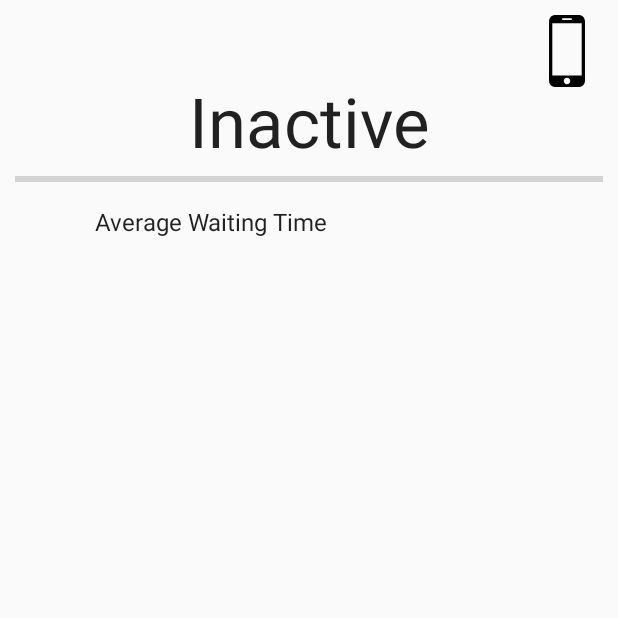
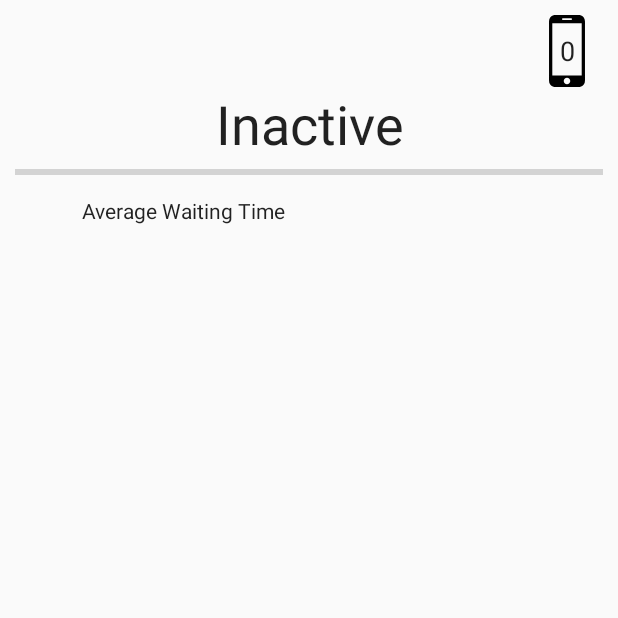
Before and after one commit to cupojoe/DTSoF-Android, an Android app: the screen it shows after launch (MainActivity), on a phone screen of 412 x 824 dp, the top half of it. Run offline under Robolectric (Android 15) with nearby library versions, the phone set to English and light mode, and no system bars; libraries missing offline, so code that uses them is left out: com.estimote.sdk, com.github.nkzawa.emitter, com.github.nkzawa.socketio; 10 statements that could not run were skipped.

Commit message:
Updated the product counter

```diff
--- a/app/src/main/java/com/cognizant/collab/collabtrak/MainActivity.java
+++ b/app/src/main/java/com/cognizant/collab/collabtrak/MainActivity.java
@@ -150,6 +150,10 @@ public class MainActivity extends AppCompatActivity {
         TextView counter = (TextView) findViewById(R.id.counterLabel);
         counter.setText(value);
     }
+    private void updateProduct(String value) {
+        TextView productCounter = (TextView) findViewById(R.id.productCounter);
+        productCounter.setText(value);
+    }
 
     Emitter.Listener deviceUpdated = new Emitter.Listener() {
         @Override
@@ -159,7 +163,7 @@ public class MainActivity extends AppCompatActivity {
             try {
                 Log.w("APP: ", data.getString("data"));
                 switch (data.getString("data")) {
-                    case "activate":
+                    case "activated":
                         runOnUiThread(new Runnable() {
                             @Override
                             public void run() {
@@ -183,6 +187,15 @@ public class MainActivity extends AppCompatActivity {
                             }
                         });
                         break;
+                    case "product":
+                        final String qty = data.getString("quantity");
+                        runOnUiThread(new Runnable() {
+                            @Override
+                            public void run() {
+                                updateProduct(qty);
+                            }
+                        });
+                        break;
                     case "ready":
                         runOnUiThread(new Runnable() {
                             @Override
@@ -203,6 +216,7 @@ public class MainActivity extends AppCompatActivity {
                         break;
                 }
             } catch (JSONException e) {
+                Log.w("APP: ", "JSON Error " + e.getMessage());
                 return;
             }
         }
--- a/app/src/main/res/layout/activity_main.xml
+++ b/app/src/main/res/layout/activity_main.xml
@@ -52,7 +52,7 @@
         android:cursorVisible="false"
         android:focusable="false"
         android:focusableInTouchMode="false"
-        android:textSize="16sp"
+        android:textSize="14sp"
         android:textAlignment="center"
         android:textIsSelectable="false"
         android:typeface="sans"
@@ -62,10 +62,31 @@
         android:enabled="true"
         android:minLines="2"
         android:singleLine="false"
-        android:paddingLeft="30dp"
-        android:paddingRight="30dp"
+        android:paddingLeft="36dp"
+        android:paddingRight="36dp"
         android:layout_below="@+id/progressBar3"
         android:layout_alignParentStart="true" />
+
+    <EditText
+        android:layout_width="wrap_content"
+        android:layout_height="wrap_content"
+        android:ems="10"
+        android:id="@+id/productCounter"
+        android:text="0"
+        android:inputType="none"
+        android:clickable="false"
+        android:cursorVisible="false"
+        android:focusable="false"
+        android:focusableInTouchMode="false"
+        android:textIsSelectable="false"
+        android:singleLine="true"
+        android:selectAllOnFocus="false"
+        android:textAlignment="center"
+        android:background="@android:color/transparent"
+        android:layout_alignBottom="@+id/imageView"
+        android:layout_alignParentEnd="true"
+        android:layout_alignStart="@+id/imageView"
+        android:layout_alignParentTop="true" />
 
     <EditText
         android:layout_width="wrap_content"
@@ -78,7 +99,7 @@
         android:cursorVisible="false"
         android:focusable="false"
         android:focusableInTouchMode="false"
-        android:textSize="46sp"
+        android:textSize="36sp"
         android:textAlignment="center"
         android:textIsSelectable="false"
         android:typeface="sans"
@@ -86,18 +107,10 @@
         android:selectAllOnFocus="false"
         android:background="@android:color/transparent"
         android:enabled="true"
-        android:layout_centerVertical="true"
-        android:layout_alignParentStart="true"
         android:gravity="top"
-        android:layout_alignParentRight="false"
-        android:layout_alignParentLeft="false"
-        android:layout_alignParentEnd="false"
-        android:layout_alignParentBottom="false"
         android:layout_alignWithParentIfMissing="false"
-        android:layout_centerHorizontal="false"
         android:layout_centerInParent="false"
-        android:layout_alignParentTop="false"
-        android:layout_alignTop="@+id/imageView"
-        android:layout_marginTop="40dp" />
+        android:layout_below="@+id/imageView"
+        android:layout_alignParentStart="true" />
 
 </RelativeLayout>
```
